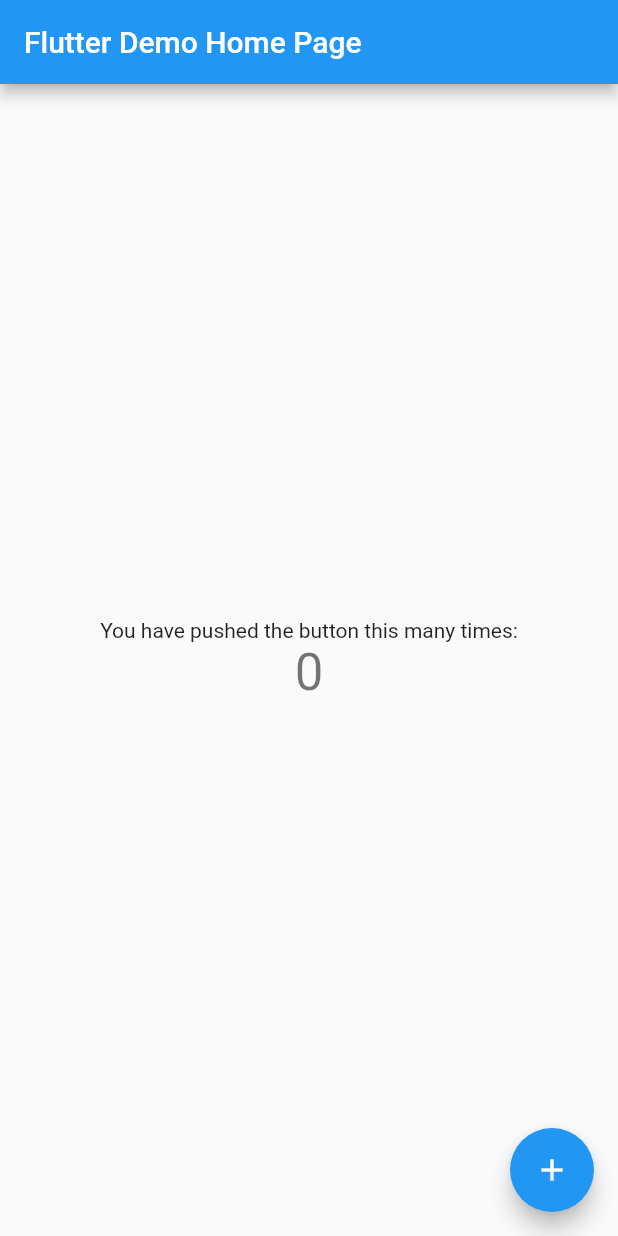
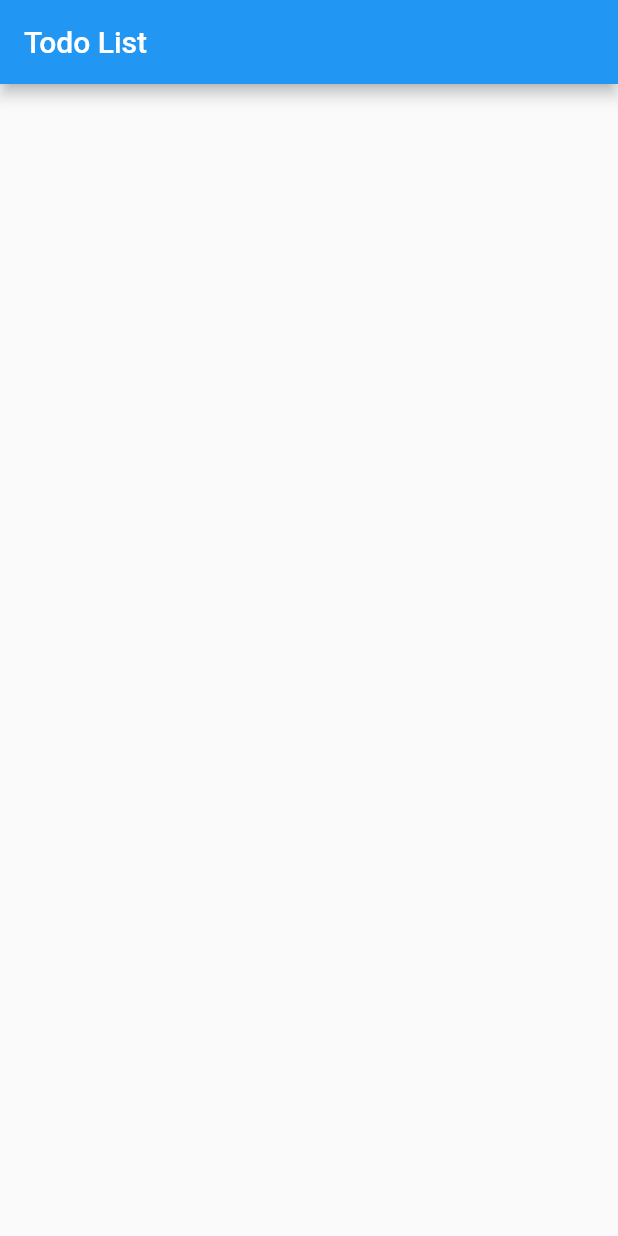
Before and after one commit to micapiacenza/todolist, a Flutter app: the screen it shows after launch, on a phone screen of 412 x 824 dp. Run offline on Flutter 3.47's test engine with Material 2 defaults, Android fonts, the phone set to English and light mode, and no system bars.

Commit message:
Responsive layout init for mobile and desktop

```diff
--- /dev/null
+++ b/lib/common/responsive/breakpoints.dart
@@ -0,0 +1,4 @@
+class Breakpoint {
+  // Mobile & tablet to have same layout
+  static const double sm = 1100;
+}
--- /dev/null
+++ b/lib/common/responsive/desktop_body.dart
@@ -0,0 +1,10 @@
+import 'package:flutter/material.dart';
+
+class DesktopBody extends StatelessWidget {
+  const DesktopBody({Key? key}) : super(key: key);
+
+  @override
+  Widget build(BuildContext context) {
+    return Container();
+  }
+}
--- /dev/null
+++ b/lib/common/responsive/mobile_body.dart
@@ -0,0 +1,10 @@
+import 'package:flutter/material.dart';
+
+class MobileBody extends StatelessWidget {
+  const MobileBody({Key? key}) : super(key: key);
+
+  @override
+  Widget build(BuildContext context) {
+    return Container();
+  }
+}
--- /dev/null
+++ b/lib/common/responsive/responsive_layout.dart
@@ -0,0 +1,23 @@
+import 'package:flutter/material.dart';
+
+import 'breakpoints.dart';
+
+class ResponsiveLayout extends StatelessWidget {
+  final Widget mobileBody;
+  final Widget desktopBody;
+
+  ResponsiveLayout({required this.mobileBody, required this.desktopBody});
+
+  @override
+  Widget build(BuildContext context) {
+    return LayoutBuilder(
+        builder: (context, constrains) {
+          if (constrains.maxWidth < Breakpoint.sm) {
+            return mobileBody;
+          } else {
+            return desktopBody;
+          }
+        }
+    );
+  }
+}
--- a/lib/main.dart
+++ b/lib/main.dart
@@ -1,4 +1,5 @@
 import 'package:flutter/material.dart';
+import 'package:todolist/root.dart';
 
 void main() {
   runApp(const MyApp());
@@ -7,109 +8,14 @@
 class MyApp extends StatelessWidget {
   const MyApp({Key? key}) : super(key: key);
 
-  // This widget is the root of your application.
   @override
   Widget build(BuildContext context) {
     return MaterialApp(
-      title: 'Flutter Demo',
+      title: 'Todo List',
       theme: ThemeData(
-        // This is the theme of your application.
-        //
-        // Try running your application with "flutter run". You'll see the
-        // application has a blue toolbar. Then, without quitting the app, try
-        // changing the primarySwatch below to Colors.green and then invoke
-        // "hot reload" (press "r" in the console where you ran "flutter run",
-        // or simply save your changes to "hot reload" in a Flutter IDE).
-        // Notice that the counter didn't reset back to zero; the application
-        // is not restarted.
         primarySwatch: Colors.blue,
       ),
-      home: const MyHomePage(title: 'Flutter Demo Home Page'),
+      home: const Root(),
     );
   }
 }
-
-class MyHomePage extends StatefulWidget {
-  const MyHomePage({Key? key, required this.title}) : super(key: key);
-
-  // This widget is the home page of your application. It is stateful, meaning
-  // that it has a State object (defined below) that contains fields that affect
-  // how it looks.
-
-  // This class is the configuration for the state. It holds the values (in this
-  // case the title) provided by the parent (in this case the App widget) and
-  // used by the build method of the State. Fields in a Widget subclass are
-  // always marked "final".
-
-  final String title;
-
-  @override
-  State<MyHomePage> createState() => _MyHomePageState();
-}
-
-class _MyHomePageState extends State<MyHomePage> {
-  int _counter = 0;
-
-  void _incrementCounter() {
-    setState(() {
-      // This call to setState tells the Flutter framework that something has
-      // changed in this State, which causes it to rerun the build method below
-      // so that the display can reflect the updated values. If we changed
-      // _counter without calling setState(), then the build method would not be
-      // called again, and so nothing would appear to happen.
-      _counter++;
-    });
-  }
-
-  @override
-  Widget build(BuildContext context) {
-    // This method is rerun every time setState is called, for instance as done
-    // by the _incrementCounter method above.
-    //
-    // The Flutter framework has been optimized to make rerunning build methods
-    // fast, so that you can just rebuild anything that needs updating rather
-    // than having to individually change instances of widgets.
-    return Scaffold(
-      appBar: AppBar(
-        // Here we take the value from the MyHomePage object that was created by
-        // the App.build method, and use it to set our appbar title.
-        title: Text(widget.title),
-      ),
-      body: Center(
-        // Center is a layout widget. It takes a single child and positions it
-        // in the middle of the parent.
-        child: Column(
-          // Column is also a layout widget. It takes a list of children and
-          // arranges them vertically. By default, it sizes itself to fit its
-          // children horizontally, and tries to be as tall as its parent.
-          //
-          // Invoke "debug painting" (press "p" in the console, choose the
-          // "Toggle Debug Paint" action from the Flutter Inspector in Android
-          // Studio, or the "Toggle Debug Paint" command in Visual Studio Code)
-          // to see the wireframe for each widget.
-          //
-          // Column has various properties to control how it sizes itself and
-          // how it positions its children. Here we use mainAxisAlignment to
-          // center the children vertically; the main axis here is the vertical
-          // axis because Columns are vertical (the cross axis would be
-          // horizontal).
-          mainAxisAlignment: MainAxisAlignment.center,
-          children: <Widget>[
-            const Text(
-              'You have pushed the button this many times:',
-            ),
-            Text(
-              '$_counter',
-              style: Theme.of(context).textTheme.headline4,
-            ),
-          ],
-        ),
-      ),
-      floatingActionButton: FloatingActionButton(
-        onPressed: _incrementCounter,
-        tooltip: 'Increment',
-        child: const Icon(Icons.add),
-      ), // This trailing comma makes auto-formatting nicer for build methods.
-    );
-  }
-}
--- /dev/null
+++ b/lib/root.dart
@@ -0,0 +1,24 @@
+import 'package:flutter/material.dart';
+
+import 'common/responsive/desktop_body.dart';
+import 'common/responsive/mobile_body.dart';
+import 'common/responsive/responsive_layout.dart';
+
+class Root extends StatelessWidget {
+  const Root({Key? key}) : super(key: key);
+
+  @override
+  Widget build(BuildContext context) {
+    return SafeArea(
+        child: Scaffold(
+          appBar: AppBar(
+            title: Text('Todo List'),
+          ),
+          body: ResponsiveLayout(
+            mobileBody: MobileBody(),
+            desktopBody: DesktopBody(),
+          )
+        )
+    );
+  }
+}
```
